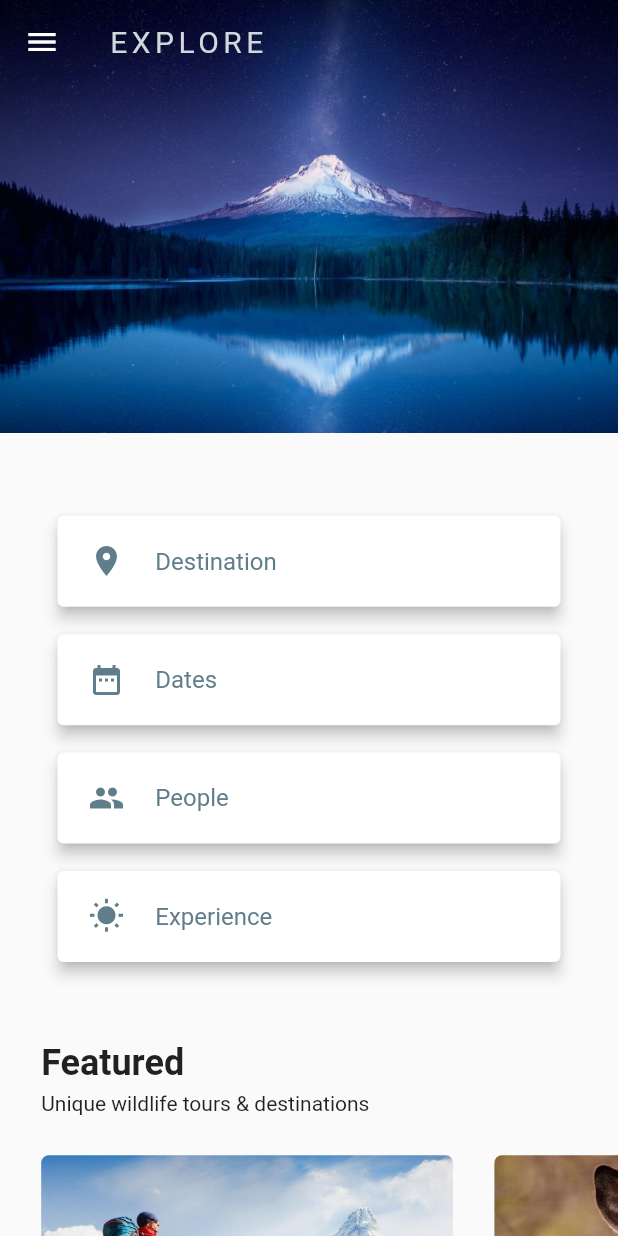
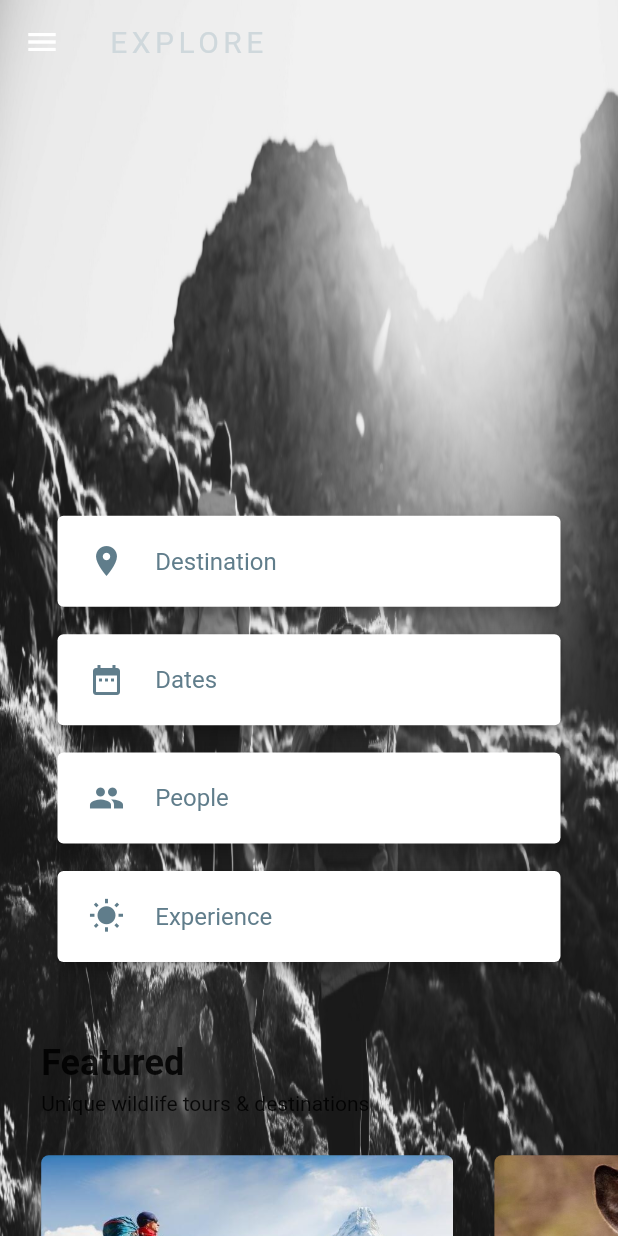
Before and after one commit to Stevenfellow/tourism-site-template, a Flutter app: the screen it shows after launch, on a phone screen of 412 x 824 dp. Run offline on Flutter 3.47's test engine with Material 2 defaults, Android fonts, the phone set to English and light mode, and no system bars; our stand-ins replace carousel_slider; Roboto replaces fonts that are missing (Montserrat).

Commit message:
Thanks.. commit successful???

```diff
--- a/lib/homepage.dart
+++ b/lib/homepage.dart
@@ -64,23 +64,29 @@ class _HomePageState extends State<HomePage> {
               child: TopBarContents(_opacity),
             ),
       drawer: const ExploreDrawer(),
-      body: SingleChildScrollView(
+      body: Container(
+        decoration: const BoxDecoration(
+            image: DecorationImage(
+          image: AssetImage('assets/images/trekkins.jpg'),
+          fit: BoxFit.fill,
+        )),
+        child: SingleChildScrollView(
           controller: _scrollController,
           physics: const ClampingScrollPhysics(),
           child: Column(
             children: [
               Stack(
                 children: [
-                Container(
-                  child: SizedBox(
-                    height: screenSize.height * 0.35,
-                    width: screenSize.width,
-                    child: Image.asset(
-                      'assets/images/cover.jpg',
-                      fit: BoxFit.cover,
-                    ),
-                  ),
-                ),
+                  // Container(
+                  //   child: SizedBox(
+                  //     height: screenSize.height * 0.15,
+                  //     width: screenSize.width,
+                  //     child: Image.asset(
+                  //       'assets/images/cover.jpg',
+                  //       fit: BoxFit.cover,
+                  //     ),
+                  //   ),
+                  // ),
                   Column(
                     children: [
                       FloatingQuickAccessBar(screenSize: screenSize),
@@ -105,6 +111,7 @@ class _HomePageState extends State<HomePage> {
             ],
           ),
         ),
+      ),
     );
   }
 }
--- a/lib/loginpage.dart
+++ b/lib/loginpage.dart
@@ -99,6 +99,12 @@ class _MyWidgetState extends State<MyWidget> {
                         height: 20,
                       ),
                       Container(
+                          decoration: const BoxDecoration(
+                              image: DecorationImage(
+                                image: AssetImage('assets/images/google.png'),
+                                fit: BoxFit.fill,
+                              ),
+                              shape: BoxShape.circle),
                           height: 50,
                           padding: const EdgeInsets.fromLTRB(10, 0, 10, 0),
                           child: ElevatedButton(
--- a/lib/top_bar_contents.dart
+++ b/lib/top_bar_contents.dart
@@ -33,7 +33,7 @@ class _TopBarContentsState extends State<TopBarContents> {
     return PreferredSize(
       preferredSize: Size(screenSize.width, 1000),
       child: Container(
-        color: Colors.blueGrey.shade900.withOpacity(widget.opacity),
+        color: Colors.transparent,
         child: Padding(
           padding: const EdgeInsets.all(20),
           child: Row(
```
Also changed, not shown: lib/signup.dart (+6 -5 lines), assets/images/Amazon.jpg (added), assets/images/trekkins.jpg (added). Lines whose indentation alone changed are shown as unchanged.
